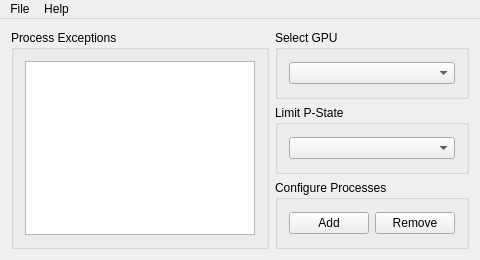
The window that limit-nvpstate/limitnvpstate.ui (valleyofdoom/limit-nvpstate) describes before a commit, drawn with Qt 5.
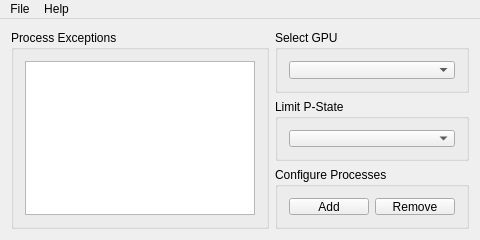
The same window after the commit. Icons and pictures are not drawn.

Commit message: Change window height

Patch:
```diff
--- a/limit-nvpstate/limitnvpstate.ui
+++ b/limit-nvpstate/limitnvpstate.ui
@@ -10,19 +10,19 @@
     <x>0</x>
     <y>0</y>
     <width>480</width>
-    <height>260</height>
+    <height>240</height>
    </rect>
   </property>
   <property name="minimumSize">
    <size>
     <width>480</width>
-    <height>260</height>
+    <height>240</height>
    </size>
   </property>
   <property name="maximumSize">
    <size>
     <width>480</width>
-    <height>260</height>
+    <height>240</height>
    </size>
   </property>
   <property name="windowTitle">
```
